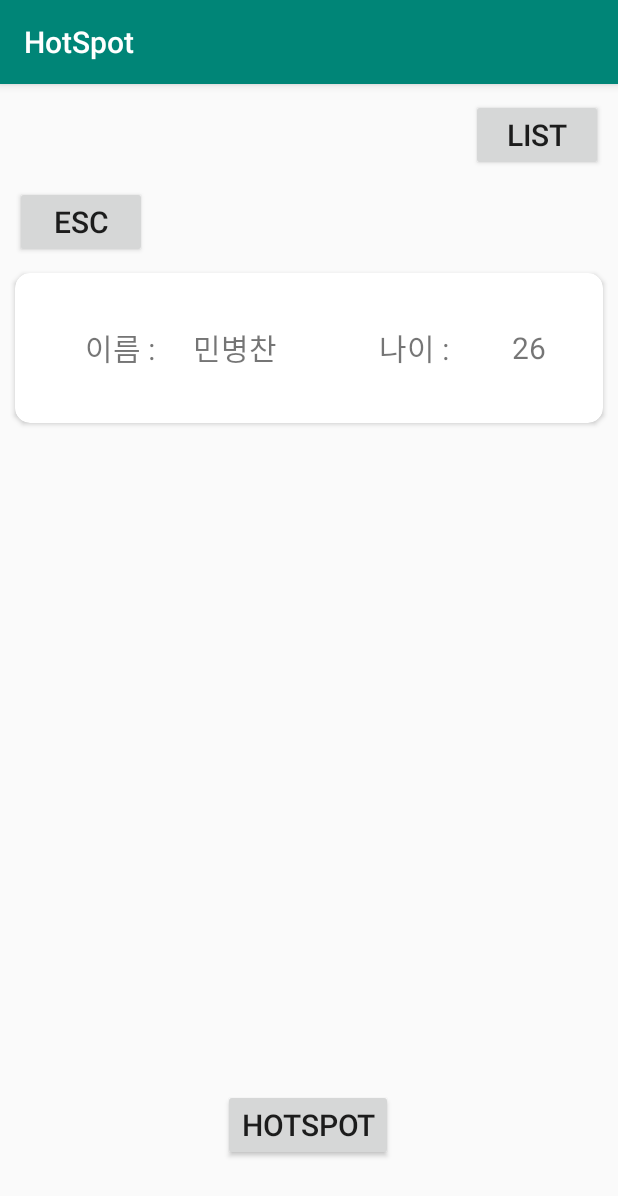
After one commit to Nexters/hotspot-android, an Android app: the fragment FragmentRV placed in its activity, on a phone screen of 412 x 824 dp. The commit adds this screen. Shown: the top 1196 px of the screen. Run offline under Robolectric (Android 15) with nearby library versions, the phone set to English and light mode, and no system bars; libraries missing offline, so code that uses them is left out: net.daum.mf; 3 statements that could not run were skipped.

Commit message:
Update by MBC

```diff
--- /dev/null
+++ b/app/src/main/java/com/example/hotspot/FragmentMap.kt
@@ -0,0 +1,70 @@
+package com.example.hotspot
+
+import android.app.Activity
+import android.content.Context
+import android.content.Intent
+import android.os.Bundle
+import android.view.LayoutInflater
+import android.view.View
+import android.view.ViewGroup
+import androidx.fragment.app.Fragment
+import kotlinx.android.synthetic.main.map_view.*
+import net.daum.mf.map.api.MapPoint
+import net.daum.mf.map.api.MapView
+
+class FragmentMap: Fragment(), MapView.MapViewEventListener{
+
+    override fun onCreateView(
+        inflater: LayoutInflater,
+        container: ViewGroup?,
+        savedInstanceState: Bundle?
+    ): View? {
+        return inflater.inflate(R.layout.map_view, container, false)
+    }
+
+    override fun onViewCreated(view: View, savedInstanceState: Bundle?) {
+        super.onViewCreated(view, savedInstanceState)
+
+        val mapView = MapView(activity)
+
+        val mapViewContainer = map_view as ViewGroup
+        mapView.setMapViewEventListener(this)
+        mapViewContainer.addView(mapView)
+
+    }
+
+    override fun onMapViewCenterPointMoved(p0: MapView?, mapCenterPoint: MapPoint?) {
+        val mapPointGeo = mapCenterPoint!!.getMapPointGeoCoord()
+    }
+
+    override fun onMapViewDoubleTapped(p0: MapView?, p1: MapPoint?) {
+    }
+
+    override fun onMapViewDragEnded(p0: MapView?, p1: MapPoint?) {
+    }
+
+    override fun onMapViewDragStarted(p0: MapView?, p1: MapPoint?) {
+    }
+
+    override fun onMapViewInitialized(mapView: MapView?) {
+//        mapView.setCurrentLocationTrackingMode(MapView.CurrentLocationTrackingMode.TrackingModeOnWithoutHeading)
+//        mapView.setMapCenterPointAndZoomLevel(
+//            MapPoint.mapPointWithGeoCoord(37.537229, 127.005515),
+//            2,
+//            true
+//        );
+    }
+    override fun onMapViewLongPressed(p0: MapView?, p1: MapPoint?) {
+    }
+
+    override fun onMapViewMoveFinished(p0: MapView?, p1: MapPoint?) {
+    }
+
+    override fun onMapViewSingleTapped(p0: MapView?, p1: MapPoint?) {
+//        val intent = Intent(this,LoginActivity::class.java)
+//        startActivity(intent)
+    }
+
+    override fun onMapViewZoomLevelChanged(p0: MapView?, p1: Int) {
+    }
+}
--- /dev/null
+++ b/app/src/main/java/com/example/hotspot/FragmentRV.kt
@@ -0,0 +1,33 @@
+package com.example.hotspot
+
+import android.os.Bundle
+import android.view.LayoutInflater
+import android.view.View
+import android.view.ViewGroup
+import androidx.fragment.app.Fragment
+import androidx.recyclerview.widget.LinearLayoutManager
+import kotlinx.android.synthetic.main.activity_list.*
+
+class FragmentRV:Fragment() {
+
+
+    override fun onCreateView(
+        inflater: LayoutInflater,
+        container: ViewGroup?,
+        savedInstanceState: Bundle?
+    ): View? {
+        return inflater.inflate(R.layout.activity_list, container, false)
+    }
+
+    override fun onViewCreated(view: View, savedInstanceState: Bundle?) {
+        super.onViewCreated(view, savedInstanceState)
+
+        var list = mutableListOf<VOClass>(VOClass("민병찬", 26))
+
+
+
+        recycler_view.setHasFixedSize(true)
+        recycler_view.layoutManager = LinearLayoutManager(MainActivity())
+        recycler_view.adapter = RecyclerAdapter(list)
+    }
+}
--- a/app/src/main/java/com/example/hotspot/MainActivity.kt
+++ b/app/src/main/java/com/example/hotspot/MainActivity.kt
@@ -6,58 +6,41 @@ import android.util.Log
 import android.view.ViewGroup
 import androidx.appcompat.app.AppCompatActivity
 import kotlinx.android.synthetic.main.activity_main.*
+import kotlinx.android.synthetic.main.map_view.*
 import net.daum.mf.map.api.MapPoint
 import net.daum.mf.map.api.MapView
 
 
-class MainActivity : AppCompatActivity(),MapView.MapViewEventListener {
+class MainActivity : AppCompatActivity(){
 
     override fun onCreate(savedInstanceState: Bundle?) {
         super.onCreate(savedInstanceState)
         setContentView(R.layout.activity_main)
 
-        val mapView = MapView(this)
+//        val mapView = MapView(this)
+//
+//
+//        val mapViewContainer = map_view as ViewGroup
+//        mapView.setMapViewEventListener(this)
+//        mapViewContainer.addView(mapView)
 
-        val mapViewContainer = map_view as ViewGroup
-        mapView.setMapViewEventListener(this)
-        mapViewContainer.addView(mapView)
+        //fragment_kakaomap 시작
+        supportFragmentManager.beginTransaction()
+            .replace(R.id.fragment_map, FragmentMap())
+            .commit()
+
+
+        btn_recycler.setOnClickListener {
+            //fragment_recyclerview 시작
+            supportFragmentManager.beginTransaction()
+                .replace(R.id.fragment_recycler, FragmentRV())
+                .commit()
+        }
+
+
+
+
 
 
     }
-
-    override fun onMapViewCenterPointMoved(p0: MapView?, mapCenterPoint: MapPoint?) {
-        val mapPointGeo = mapCenterPoint!!.getMapPointGeoCoord()
-    }
-
-    override fun onMapViewDoubleTapped(p0: MapView?, p1: MapPoint?) {
-    }
-
-    override fun onMapViewDragEnded(p0: MapView?, p1: MapPoint?) {
-    }
-
-    override fun onMapViewDragStarted(p0: MapView?, p1: MapPoint?) {
-    }
-
-    override fun onMapViewInitialized(mapView: MapView?) {
-        mapView!!.setCurrentLocationTrackingMode(MapView.CurrentLocationTrackingMode.TrackingModeOnWithoutHeading)
-        mapView.setMapCenterPointAndZoomLevel(
-            MapPoint.mapPointWithGeoCoord(37.537229, 127.005515),
-            2,
-            true
-        );
-    }
-    override fun onMapViewLongPressed(p0: MapView?, p1: MapPoint?) {
-    }
-
-    override fun onMapViewMoveFinished(p0: MapView?, p1: MapPoint?) {
-    }
-
-    override fun onMapViewSingleTapped(p0: MapView?, p1: MapPoint?) {
-        val intent = Intent(this,LoginActivity::class.java)
-        startActivity(intent)
-    }
-
-    override fun onMapViewZoomLevelChanged(p0: MapView?, p1: Int) {
-    }
-
 }
--- /dev/null
+++ b/app/src/main/java/com/example/hotspot/RecyclerAdapter.kt
@@ -0,0 +1,36 @@
+package com.example.hotspot
+
+import android.view.LayoutInflater
+import android.view.View
+import android.view.ViewGroup
+import androidx.recyclerview.widget.RecyclerView
+import kotlinx.android.synthetic.main.item_main.view.*
+
+class RecyclerAdapter (private val list:MutableList<VOClass>) :
+
+    RecyclerView.Adapter<RecyclerAdapter.ViewHolder>() {
+        override fun onCreateViewHolder(parent: ViewGroup, viewType: Int): ViewHolder {
+            val v: View = LayoutInflater.from(parent.context).inflate(R.layout.item_main, parent,false)
+
+            return ViewHolder(v)
+        }
+
+        override fun getItemCount(): Int {
+            return list.size
+        }
+
+        override fun onBindViewHolder(holder: ViewHolder, position: Int) {
+            val name_text = list.get(position).firstname
+            val age_text = list.get(position).age
+
+            holder.name_TxtV.text = name_text
+            holder.age_TxtV.text = age_text.toString()
+        }
+
+
+    inner class ViewHolder(itemView: View) :
+        RecyclerView.ViewHolder(itemView){
+        val name_TxtV = itemView.name_txtView
+        val age_TxtV = itemView.age_txtView
+    }
+}
--- /dev/null
+++ b/app/src/main/res/layout/activity_list.xml
@@ -0,0 +1,32 @@
+<?xml version="1.0" encoding="utf-8"?>
+<androidx.constraintlayout.widget.ConstraintLayout xmlns:android="http://schemas.android.com/apk/res/android"
+    xmlns:app="http://schemas.android.com/apk/res-auto"
+    android:id="@+id/fragment_recycler"
+    android:orientation="vertical"
+    android:layout_width="match_parent"
+    android:layout_height="match_parent">
+
+    <Button
+        android:id="@+id/btn_esc"
+        android:layout_width="wrap_content"
+        android:layout_height="wrap_content"
+        android:text="ESC"
+        android:textSize="20dp"
+        android:layout_margin="10dp"
+        app:layout_constraintLeft_toLeftOf="parent"
+        app:layout_constraintTop_toTopOf="parent"
+        />
+
+    <androidx.recyclerview.widget.RecyclerView
+        xmlns:android="http://schemas.android.com/apk/res/android"
+        android:id="@+id/recycler_view"
+        android:orientation="vertical"
+        android:layout_width="match_parent"
+        android:layout_height="0dp"
+        app:layout_constraintTop_toBottomOf="@id/btn_esc"
+        app:layout_constraintLeft_toLeftOf="parent"
+        app:layout_constraintRight_toRightOf="parent">
+
+    </androidx.recyclerview.widget.RecyclerView>
+
+</androidx.constraintlayout.widget.ConstraintLayout>
--- a/app/src/main/res/layout/activity_main.xml
+++ b/app/src/main/res/layout/activity_main.xml
@@ -1,13 +1,57 @@
 <?xml version="1.0" encoding="utf-8"?>
-<RelativeLayout xmlns:android="http://schemas.android.com/apk/res/android"
+<androidx.constraintlayout.widget.ConstraintLayout
+    xmlns:android="http://schemas.android.com/apk/res/android"
     xmlns:tools="http://schemas.android.com/tools"
-    android:orientation="vertical"
+    xmlns:app="http://schemas.android.com/apk/res-auto"
     android:layout_width="match_parent"
     android:layout_height="match_parent"
     tools:context=".MainActivity">
-    <RelativeLayout
-        android:id="@+id/map_view"
+
+    <androidx.appcompat.widget.AppCompatButton
+        android:id="@+id/btn_recycler"
+        android:layout_width="wrap_content"
+        android:layout_height="wrap_content"
+        android:layout_margin="10dp"
+        app:layout_constraintTop_toTopOf="parent"
+        app:layout_constraintRight_toRightOf="parent"
+        android:text="List"
+        android:textSize="20dp"/>
+
+
+    <androidx.constraintlayout.widget.ConstraintLayout
+        android:id="@+id/fragment_map"
         android:layout_width="match_parent"
-        android:layout_height="match_parent" />
+        android:layout_height="0dp"
+        app:layout_constraintTop_toBottomOf="@id/btn_recycler"
+        app:layout_constraintLeft_toLeftOf="parent"
+        app:layout_constraintRight_toRightOf="parent"
+        app:layout_constraintBottom_toBottomOf="parent">
 
-</RelativeLayout>
+        <androidx.appcompat.widget.AppCompatButton
+            android:id="@+id/btn_add"
+            android:layout_width="wrap_content"
+            android:layout_height="wrap_content"
+            android:text="hotspot"
+            android:textSize="20dp"
+            android:layout_marginBottom="50dp"
+            app:layout_constraintHorizontal_bias="0.498"
+            app:layout_constraintLeft_toLeftOf="parent"
+            app:layout_constraintRight_toRightOf="parent"
+            app:layout_constraintBottom_toBottomOf="parent" />
+
+    </androidx.constraintlayout.widget.ConstraintLayout>
+
+
+
+
+
+    <!--    <LinearLayout-->
+<!--        android:id="@+id/fragment_recyclerview"-->
+<!--        android:layout_width="match_parent"-->
+<!--        android:layout_height="300dp"-->
+<!--        app:layout_constraintBottom_toBottomOf="parent"-->
+<!--        app:layout_constraintRight_toRightOf="parent"-->
+<!--        app:layout_constraintLeft_toLeftOf="parent"-->
+<!--        android:orientation="vertical" />-->
+
+</androidx.constraintlayout.widget.ConstraintLayout>
--- /dev/null
+++ b/app/src/main/res/layout/item_main.xml
@@ -0,0 +1,51 @@
+<?xml version="1.0" encoding="utf-8"?>
+<androidx.cardview.widget.CardView xmlns:android="http://schemas.android.com/apk/res/android"
+    android:id="@+id/cardView"
+    android:layout_width="match_parent"
+    android:layout_height="100dp"
+    xmlns:app="http://schemas.android.com/apk/res-auto"
+    android:layout_margin="10dp"
+    app:cardCornerRadius="10dp">
+
+    <LinearLayout
+        android:layout_width="match_parent"
+        android:layout_height="match_parent"
+        android:orientation="horizontal"
+        android:gravity="center">
+
+        <TextView
+            android:layout_width="0dp"
+            android:layout_height="50dp"
+            android:layout_weight="1"
+            android:gravity="center|right"
+            android:text="이름 : "
+            android:textSize="20dp"
+            />
+        <TextView
+            android:id="@+id/name_txtView"
+            android:layout_width="0dp"
+            android:layout_height="50dp"
+            android:layout_weight="1"
+            android:gravity="center"
+            android:textSize="20dp"
+            />
+
+        <TextView
+            android:layout_width="0dp"
+            android:layout_height="50dp"
+            android:layout_weight="1"
+            android:gravity="center|right"
+            android:text="나이 : "
+            android:textSize="20dp"
+            />
+        <TextView
+            android:id="@+id/age_txtView"
+            android:layout_width="0dp"
+            android:layout_height="50dp"
+            android:layout_weight="1"
+            android:textSize="20dp"
+            android:gravity="center"
+            />
+    </LinearLayout>
+
+</androidx.cardview.widget.CardView>
--- /dev/null
+++ b/app/src/main/res/layout/map_view.xml
@@ -0,0 +1,8 @@
+<?xml version="1.0" encoding="utf-8"?>
+<FrameLayout
+    xmlns:android="http://schemas.android.com/apk/res/android"
+    android:id="@+id/map_view"
+    android:layout_width="match_parent"
+    android:layout_height="match_parent">
+
+</FrameLayout>
```
Also changed, not shown: app/src/main/AndroidManifest.xml (+10 -1 lines), app/src/main/java/com/example/hotspot/APIService.kt (+4 -3 lines), app/src/main/java/com/example/hotspot/LoginActivity.kt (+103 -22 lines), app/src/main/java/com/example/hotspot/RestClass.kt (+16 -14 lines), app/src/main/java/com/example/hotspot/VOClass.kt (+5 -3 lines).
